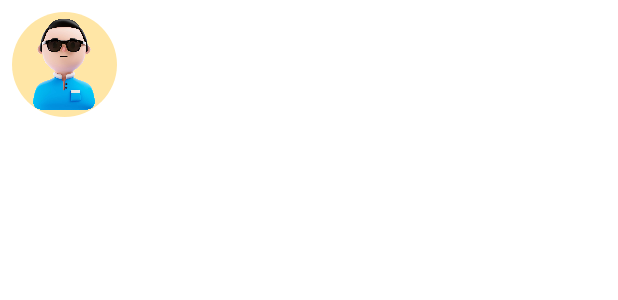
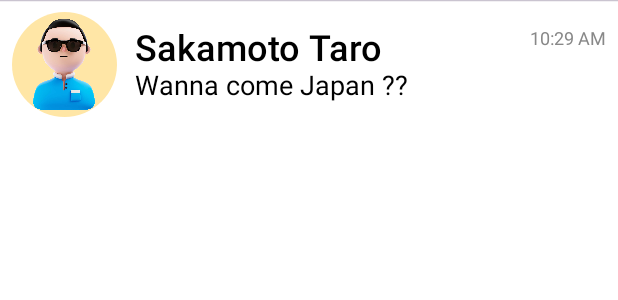
Before and after one commit to DivyanshuShekhar55/whatsapp_clone, an Android app built with Jetpack Compose: the @Preview function ChatComponent, on a phone screen of 412 x 824 dp. Shown: the top 300 px of the screen. Run offline under Robolectric (Android 15) with nearby library versions, the phone set to English and light mode, and no system bars.

Commit message:
Chat component added

```diff
--- a/app/src/main/java/com/skywalker/whatsapp_clone/presentation/homescreen/ChatComponent.kt
+++ b/app/src/main/java/com/skywalker/whatsapp_clone/presentation/homescreen/ChatComponent.kt
@@ -2,29 +2,74 @@ package com.skywalker.whatsapp_clone.presentation.homescreen
 
 import android.graphics.drawable.shapes.OvalShape
 import androidx.compose.foundation.Image
+import androidx.compose.foundation.layout.Arrangement
+import androidx.compose.foundation.layout.Column
 import androidx.compose.foundation.layout.Row
+import androidx.compose.foundation.layout.Spacer
+import androidx.compose.foundation.layout.fillMaxWidth
+import androidx.compose.foundation.layout.height
 import androidx.compose.foundation.layout.padding
 import androidx.compose.foundation.layout.size
 import androidx.compose.foundation.shape.CircleShape
+import androidx.compose.material3.HorizontalDivider
 import androidx.compose.material3.Icon
+import androidx.compose.material3.Text
 import androidx.compose.runtime.Composable
+import androidx.compose.ui.Alignment
 import androidx.compose.ui.Modifier
 import androidx.compose.ui.draw.clip
+import androidx.compose.ui.graphics.Color
+import androidx.compose.ui.layout.ContentScale
 import androidx.compose.ui.res.painterResource
+import androidx.compose.ui.text.font.FontWeight
 import androidx.compose.ui.tooling.preview.Preview
 import androidx.compose.ui.unit.dp
+import androidx.compose.ui.unit.sp
 import com.skywalker.whatsapp_clone.R
 
 @Composable
 @Preview
-fun ChatComponent(){
-    Row(modifier = Modifier.padding(8.dp)) {
+fun ChatComponent() {
+    Row(modifier = Modifier.padding(8.dp), verticalAlignment = Alignment.CenterVertically) {
         Image(
             painter = painterResource(R.drawable.pfp_1),
             contentDescription = null,
-            modifier= Modifier
+            modifier = Modifier
                 .size(70.dp)
-                .clip(shape= CircleShape)
+                .clip(shape = CircleShape), contentScale = ContentScale.Crop
         )
+
+        Spacer(modifier = Modifier.height(12.dp))
+
+        Column(
+            modifier = Modifier
+                .padding(start = 12.dp)
+        ) {
+            Row (horizontalArrangement = Arrangement.SpaceBetween,
+                modifier = Modifier.fillMaxWidth()){
+                Text(
+                    "Sakamoto Taro",
+                    fontWeight = FontWeight.SemiBold,
+                    fontSize = 24.sp,
+                )
+
+                Text(
+                    "10:29 AM",
+                    fontSize = 12.sp,
+                    color = Color.Gray
+                )
+
+            }
+
+            Text(
+                "Wanna come Japan ??",
+                fontWeight = FontWeight.Normal,
+                fontSize = 18.sp,
+            )
+        }
+
     }
+
+    HorizontalDivider(thickness = 0.8.dp)
+
 }
```
